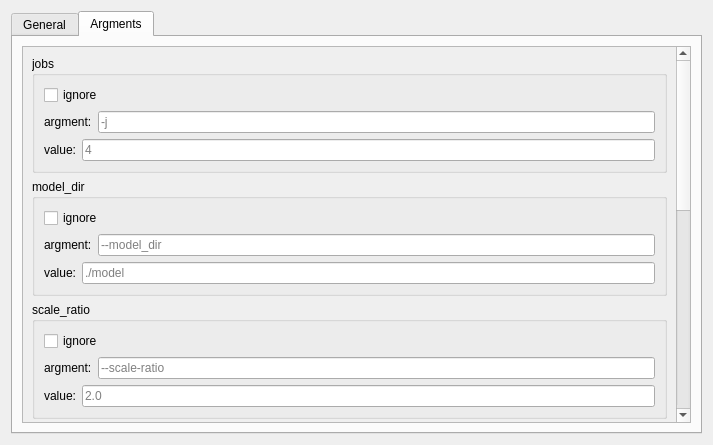
First picture: the form in preferencesdialog.ui, repository khws4v1/waifu2x-converter-qt, before the edit.
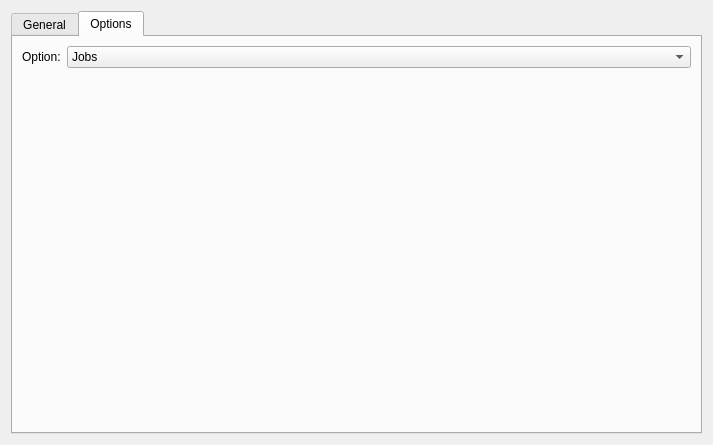
Second picture: the form after the edit.

Commit message: option settings

Patch:
```diff
--- a/preferencesdialog.ui
+++ b/preferencesdialog.ui
@@ -130,182 +130,40 @@
      </widget>
      <widget class="QWidget" name="tab_2">
       <attribute name="title">
-       <string>Argments</string>
+       <string>Options</string>
       </attribute>
       <layout class="QVBoxLayout" name="verticalLayout_7">
        <item>
-        <widget class="QScrollArea" name="scrollArea">
-         <property name="widgetResizable">
-          <bool>true</bool>
-         </property>
-         <widget class="QWidget" name="scrollAreaWidgetContents">
-          <property name="geometry">
-           <rect>
-            <x>0</x>
-            <y>-332</y>
-            <width>657</width>
-            <height>894</height>
-           </rect>
-          </property>
-          <layout class="QVBoxLayout" name="verticalLayout_8">
+        <layout class="QHBoxLayout" name="horizontalLayout_3">
+         <item>
+          <widget class="QLabel" name="label_3">
+           <property name="sizePolicy">
+            <sizepolicy hsizetype="Fixed" vsizetype="Preferred">
+             <horstretch>0</horstretch>
+             <verstretch>0</verstretch>
+            </sizepolicy>
+           </property>
+           <property name="text">
+            <string>Option:</string>
+           </property>
+          </widget>
+         </item>
+         <item>
+          <widget class="QComboBox" name="optionBox">
            <item>
-            <widget class="QGroupBox" name="groupBox_5">
-             <property name="title">
-              <string>jobs</string>
-             </property>
-             <layout class="QVBoxLayout" name="verticalLayout_9">
-              <item>
-               <widget class="QCheckBox" name="ignoreJobsBox">
-                <property name="text">
-                 <string>ignore</string>
-                </property>
-               </widget>
-              </item>
-              <item>
-               <layout class="QHBoxLayout" name="horizontalLayout_4">
-                <item>
-                 <widget class="QLabel" name="label_4">
-                  <property name="text">
-                   <string>argment:</string>
-                  </property>
-                 </widget>
-                </item>
-                <item>
-                 <widget class="QLineEdit" name="jobsArgmentLine">
-                  <property name="placeholderText">
-                   <string>-j</string>
-                  </property>
-                 </widget>
-                </item>
-               </layout>
-              </item>
-              <item>
-               <layout class="QHBoxLayout" name="horizontalLayout_3">
-                <item>
-                 <widget class="QLabel" name="label_3">
-                  <property name="text">
-                   <string>value:</string>
-                  </property>
-                 </widget>
-                </item>
-                <item>
-                 <widget class="QLineEdit" name="jobsValueLine">
-                  <property name="placeholderText">
-                   <string>4</string>
-                  </property>
-                 </widget>
-                </item>
-               </layout>
-              </item>
-             </layout>
-            </widget>
+            <property name="text">
+             <string>Jobs</string>
+            </property>
            </item>
            <item>
-            <widget class="QGroupBox" name="groupBox_6">
-             <property name="title">
-              <string>model_dir</string>
-             </property>
-             <layout class="QVBoxLayout" name="verticalLayout_10">
-              <item>
-               <widget class="QCheckBox" name="ignoreModelDirectory">
-                <property name="text">
-                 <string>ignore</string>
-                </property>
-               </widget>
-              </item>
-              <item>
-               <layout class="QHBoxLayout" name="horizontalLayout_5">
-                <item>
-                 <widget class="QLabel" name="label_5">
-                  <property name="text">
-                   <string>argment:</string>
-                  </property>
-                 </widget>
-                </item>
-                <item>
-                 <widget class="QLineEdit" name="modelDirectoryArgmentLine">
-                  <property name="placeholderText">
-                   <string>--model_dir</string>
-                  </property>
-                 </widget>
-                </item>
-               </layout>
-              </item>
-              <item>
-               <layout class="QHBoxLayout" name="horizontalLayout_6">
-                <item>
-                 <widget class="QLabel" name="label_6">
-                  <property name="text">
-                   <string>value:</string>
-                  </property>
-                 </widget>
-                </item>
-                <item>
-                 <widget class="QLineEdit" name="modelDirectoryValueLine">
-                  <property name="inputMask">
-                   <string/>
-                  </property>
-                  <property name="placeholderText">
-                   <string>./model</string>
-                  </property>
-                 </widget>
-                </item>
-               </layout>
-              </item>
-             </layout>
-            </widget>
+            <property name="text">
+             <string>ModelDir</string>
+            </property>
            </item>
            <item>
-            <widget class="QGroupBox" name="groupBox_8">
-             <property name="title">
-              <string>scale_ratio</string>
-             </property>
-             <layout class="QVBoxLayout" name="verticalLayout_12">
-              <item>
-               <widget class="QCheckBox" name="ignoreScaleRatioBox">
-                <property name="text">
-                 <string>ignore</string>
-                </property>
-               </widget>
-              </item>
-              <item>
-               <layout class="QHBoxLayout" name="horizontalLayout_9">
-                <item>
-                 <widget class="QLabel" name="label_9">
-                  <property name="text">
-                   <string>argment:</string>
-                  </property>
-                 </widget>
-                </item>
-                <item>
-                 <widget class="QLineEdit" name="scaleRatioArgmentLine">
-                  <property name="placeholderText">
-                   <string>--scale-ratio</string>
-                  </property>
-                 </widget>
-                </item>
-               </layout>
-              </item>
-              <item>
-               <layout class="QHBoxLayout" name="horizontalLayout_10">
-                <item>
-                 <widget class="QLabel" name="label_10">
-                  <property name="text">
-                   <string>value:</string>
-                  </property>
-                 </widget>
-                </item>
-                <item>
-                 <widget class="QLineEdit" name="scaleRatioValueLine">
-                  <property name="placeholderText">
-                   <string>2.0</string>
-                  </property>
-                 </widget>
-                </item>
-               </layout>
-              </item>
-             </layout>
-            </widget>
+            <property name="text">
+             <string>ScaleRatio</string>
+            </property>
            </item>
            <item>
             <widget class="QGroupBox" name="groupBox_9">
@@ -411,97 +269,12 @@
              </layout>
             </widget>
            </item>
-           <item>
-            <widget class="QGroupBox" name="groupBox_7">
-             <property name="title">
-              <string>output_file</string>
-             </property>
-             <layout class="QVBoxLayout" name="verticalLayout_11">
-              <item>
-               <widget class="QCheckBox" name="ignoreOutputFileBox">
-                <property name="text">
-                 <string>ignore</string>
-                </property>
-               </widget>
-              </item>
-              <item>
-               <layout class="QHBoxLayout" name="horizontalLayout_7">
-                <item>
-                 <widget class="QLabel" name="label_7">
-                  <property name="text">
-                   <string>argment:</string>
-                  </property>
-                 </widget>
-                </item>
-                <item>
-                 <widget class="QLineEdit" name="outputFileArgment"/>
-                </item>
-               </layout>
-              </item>
-              <item>
-               <layout class="QHBoxLayout" name="horizontalLayout_8">
-                <item>
-                 <widget class="QLabel" name="label_8">
-                  <property name="text">
-                   <string>value:</string>
-                  </property>
-                 </widget>
-                </item>
-                <item>
-                 <widget class="QLineEdit" name="outputFileValueLine"/>
-                </item>
-               </layout>
-              </item>
-             </layout>
-            </widget>
-           </item>
-           <item>
-            <widget class="QGroupBox" name="groupBox_11">
-             <property name="title">
-              <string>input_file</string>
-             </property>
-             <layout class="QVBoxLayout" name="verticalLayout_15">
-              <item>
-               <widget class="QCheckBox" name="ignoreInputFileBox">
-                <property name="text">
-                 <string>ignore</string>
-                </property>
-               </widget>
-              </item>
-              <item>
-               <layout class="QHBoxLayout" name="horizontalLayout_15">
-                <item>
-                 <widget class="QLabel" name="label_15">
-                  <property name="text">
-                   <string>argment:</string>
-                  </property>
-                 </widget>
-                </item>
-                <item>
-                 <widget class="QLineEdit" name="inputFileArgmentLine"/>
-                </item>
-               </layout>
-              </item>
-              <item>
-               <layout class="QHBoxLayout" name="horizontalLayout_16">
-                <item>
-                 <widget class="QLabel" name="label_16">
-                  <property name="text">
-                   <string>value:</string>
-                  </property>
-                 </widget>
-                </item>
-                <item>
-                 <widget class="QLineEdit" name="inputFileValueLine"/>
-                </item>
-               </layout>
-              </item>
-             </layout>
-            </widget>
-           </item>
-          </layout>
-         </widget>
-        </widget>
+          </widget>
+         </item>
+        </layout>
+       </item>
+       <item>
+        <widget class="QStackedWidget" name="optionWidget"/>
        </item>
       </layout>
      </widget>
```
Left out of the diff: 106 changed lines with no effect on the pictures. The commit also changes 9 other files.
